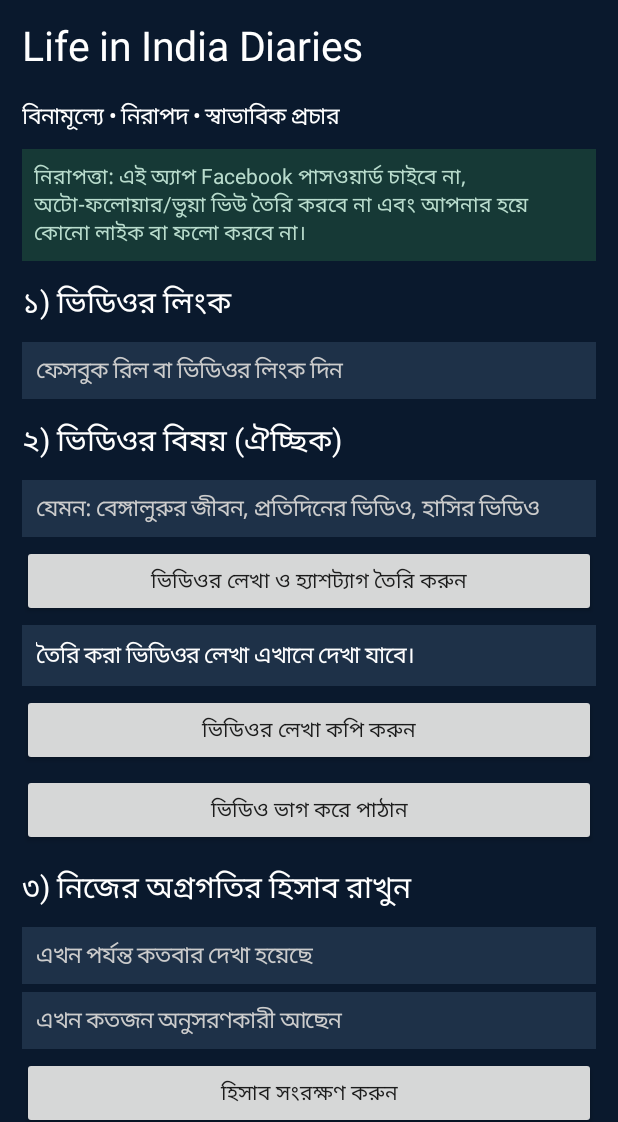
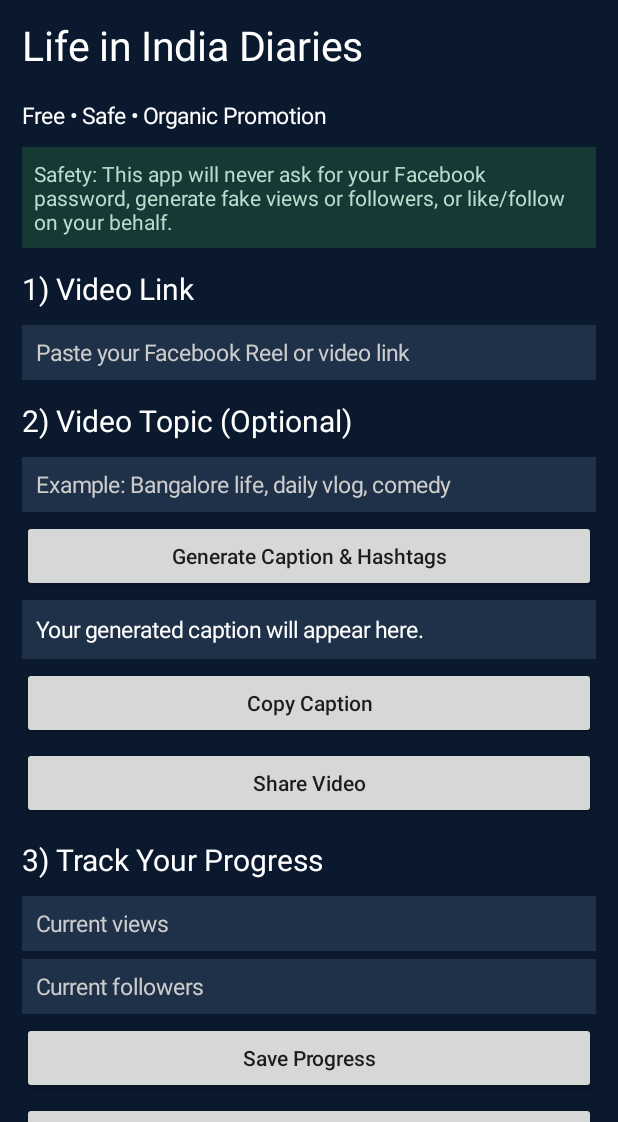
Before and after one commit to j4497350-crypto/VeysinAI, an Android app: the screen it shows after launch (MainActivity), on a phone screen of 412 x 824 dp, the part 114-1236 px from its top. Run offline under Robolectric (Android 15) with nearby library versions, the phone set to English and light mode, and no system bars.

Commit message:
Switch Veysin AI app interface back to English

```diff
--- a/app/src/main/java/com/veysinai/app/MainActivity.kt
+++ b/app/src/main/java/com/veysinai/app/MainActivity.kt
@@ -59,16 +59,16 @@ class MainActivity : Activity() {
         val logo = ImageView(this).apply {
             setImageResource(R.drawable.ic_veysin_logo)
             scaleType = ImageView.ScaleType.FIT_CENTER
-            contentDescription = "ভেইসিন এআই লোগো"
+            contentDescription = "Veysin AI logo"
         }
         root.addView(logo, LinearLayout.LayoutParams(88, 88).apply {
             gravity = Gravity.CENTER_HORIZONTAL
             bottomMargin = 6
         })
         addFull(heading("Life in India Diaries", 27f))
-        addFull(heading("বিনামূল্যে • নিরাপদ • স্বাভাবিক প্রচার", 15f))
+        addFull(heading("Free • Safe • Organic Promotion", 15f))
         val safety = TextView(this).apply {
-            text = "নিরাপত্তা: এই অ্যাপ Facebook পাসওয়ার্ড চাইবে না, অটো-ফলোয়ার/ভুয়া ভিউ তৈরি করবে না এবং আপনার হয়ে কোনো লাইক বা ফলো করবে না।"
+            text = "Safety: This app will never ask for your Facebook password, generate fake views or followers, or like/follow on your behalf."
             textSize = 14f
             setTextColor(Color.rgb(185, 220, 205))
             setPadding(12, 12, 12, 12)
@@ -76,38 +76,38 @@ class MainActivity : Activity() {
         }
         addFull(safety)
 
-        addFull(heading("১) ভিডিওর লিংক"))
-        link = field("ফেসবুক রিল বা ভিডিওর লিংক দিন", InputType.TYPE_CLASS_TEXT or InputType.TYPE_TEXT_VARIATION_URI)
+        addFull(heading("1) Video Link"))
+        link = field("Paste your Facebook Reel or video link", InputType.TYPE_CLASS_TEXT or InputType.TYPE_TEXT_VARIATION_URI)
         addFull(link)
-        addFull(heading("২) ভিডিওর বিষয় (ঐচ্ছিক)"))
-        topic = field("যেমন: বেঙ্গালুরুর জীবন, প্রতিদিনের ভিডিও, হাসির ভিডিও")
+        addFull(heading("2) Video Topic (Optional)"))
+        topic = field("Example: Bangalore life, daily vlog, comedy")
         addFull(topic)
-        addFull(button("ভিডিওর লেখা ও হ্যাশট্যাগ তৈরি করুন") { makeCaption() })
+        addFull(button("Generate Caption & Hashtags") { makeCaption() })
         result = TextView(this).apply {
-            text = "তৈরি করা ভিডিওর লেখা এখানে দেখা যাবে।"
+            text = "Your generated caption will appear here."
             textSize = 15f
             setTextColor(Color.WHITE)
             setPadding(14, 14, 14, 14)
             setBackgroundColor(Color.rgb(30, 49, 72))
         }
         addFull(result)
-        addFull(button("ভিডিওর লেখা কপি করুন") {
+        addFull(button("Copy Caption") {
             val clip = getSystemService(Context.CLIPBOARD_SERVICE) as ClipboardManager
-            clip.setPrimaryClip(ClipData.newPlainText("ভিডিওর লেখা", result.text))
-            Toast.makeText(this, "লেখা কপি হয়েছে", Toast.LENGTH_SHORT).show()
+            clip.setPrimaryClip(ClipData.newPlainText("Caption", result.text))
+            Toast.makeText(this, "Caption copied", Toast.LENGTH_SHORT).show()
         })
-        addFull(button("ভিডিও ভাগ করে পাঠান") { shareVideo() })
+        addFull(button("Share Video") { shareVideo() })
 
-        addFull(heading("৩) নিজের অগ্রগতির হিসাব রাখুন"))
-        views = field("এখন পর্যন্ত কতবার দেখা হয়েছে", InputType.TYPE_CLASS_NUMBER)
-        followers = field("এখন কতজন অনুসরণকারী আছেন", InputType.TYPE_CLASS_NUMBER)
+        addFull(heading("3) Track Your Progress"))
+        views = field("Current views", InputType.TYPE_CLASS_NUMBER)
+        followers = field("Current followers", InputType.TYPE_CLASS_NUMBER)
         addFull(views)
         addFull(followers)
-        addFull(button("হিসাব সংরক্ষণ করুন") { saveProgress() })
-        addFull(button("সংরক্ষিত হিসাব দেখুন") { showProgress() })
+        addFull(button("Save Progress") { saveProgress() })
+        addFull(button("View Saved Progress") { showProgress() })
 
         val note = TextView(this).apply {
-            text = "মনে রাখবেন: লিংক দিলেই ফেসবুকে দেখা বা অনুসরণকারীর সংখ্যা নিজে থেকে বাড়ে না। এই অ্যাপ নিরাপদ প্রচারের লেখা ও পরিকল্পনা তৈরি করে। পোস্টের ফলাফল ফেসবুক অ্যাপে আলাদাভাবে দেখুন।"
+            text = "Note: Pasting a link does not automatically increase Facebook views or followers. This app helps create safe promotional captions and plans. Check post results separately in Facebook."
             textSize = 13f
             setTextColor(Color.rgb(190, 200, 215))
             setPadding(0, 18, 0, 8)
@@ -118,9 +118,9 @@ class MainActivity : Activity() {
 
     private fun makeCaption() {
         val url = link.text.toString().trim()
-        val subject = topic.text.toString().trim().ifBlank { "আমার নতুন ভিডিও" }
+        val subject = topic.text.toString().trim().ifBlank { "My new video" }
         if (url.isNotBlank() && !(url.startsWith("https://") || url.startsWith("http://"))) {
-            Toast.makeText(this, "সঠিক ভিডিও লিংক দিন", Toast.LENGTH_LONG).show()
+            Toast.makeText(this, "Please enter a valid video link", Toast.LENGTH_LONG).show()
             return
         }
         result.text = "$subject ❤️\n\nভিডিওটি ভালো লাগলে আপনার মতামত কমেন্টে জানাবেন। এমন আরও ভিডিও পেতে Life in India Diaries ফলো করে পাশে থাকুন।\n\n#LifeInIndiaDiaries #IndiaVlog #BanglaVlog #FacebookReels #DailyLife"
@@ -129,30 +129,30 @@ class MainActivity : Activity() {
     private fun shareVideo() {
         val url = link.text.toString().trim()
         if (url.isBlank() || !(url.startsWith("https://") || url.startsWith("http://"))) {
-            Toast.makeText(this, "আগে একটি সঠিক ভিডিও লিংক দিন", Toast.LENGTH_SHORT).show()
+            Toast.makeText(this, "Please enter a valid video link first", Toast.LENGTH_SHORT).show()
             return
         }
         val share = Intent(Intent.ACTION_SEND).apply {
             type = "text/plain"
             putExtra(Intent.EXTRA_TEXT, result.text.toString() + "\n" + url)
         }
-        startActivity(Intent.createChooser(share, "ভিডিও ভাগ করে পাঠান"))
+        startActivity(Intent.createChooser(share, "Share Video"))
     }
 
     private fun saveProgress() {
         val v = views.text.toString().toLongOrNull()
         val f = followers.text.toString().toLongOrNull()
         if (v == null || f == null) {
-            Toast.makeText(this, "দেখার সংখ্যা ও অনুসরণকারীর সংখ্যা লিখুন", Toast.LENGTH_SHORT).show()
+            Toast.makeText(this, "Enter your views and followers", Toast.LENGTH_SHORT).show()
             return
         }
         prefs.edit().putLong("views", v).putLong("followers", f).apply()
-        Toast.makeText(this, "হিসাব এই ফোনে সংরক্ষণ হয়েছে", Toast.LENGTH_SHORT).show()
+        Toast.makeText(this, "Progress saved on this phone", Toast.LENGTH_SHORT).show()
     }
 
     private fun showProgress() {
         val v = prefs.getLong("views", 0L)
         val f = prefs.getLong("followers", 0L)
-        Toast.makeText(this, "সংরক্ষিত হিসাব: দেখা হয়েছে $v বার • অনুসরণকারী $f জন", Toast.LENGTH_LONG).show()
+        Toast.makeText(this, "Saved progress: $v views • $f followers", Toast.LENGTH_LONG).show()
     }
 }
```
